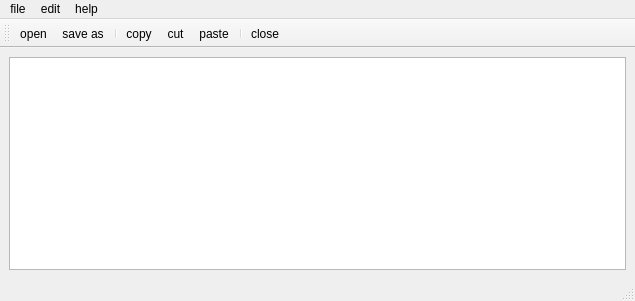
Qt form mainwindow.ui (anachuri/qTextEditor) before a commit.
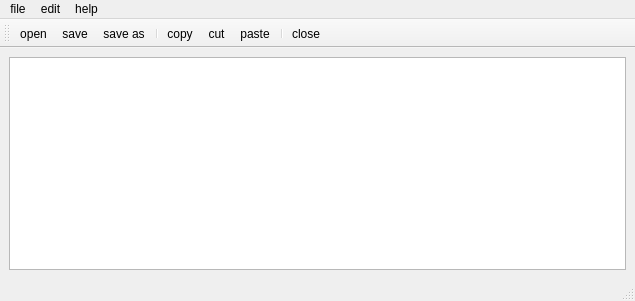
The same form after that commit. Icons and pictures are not drawn.

Patch:
```diff
--- a/mainwindow.ui
+++ b/mainwindow.ui
@@ -67,6 +67,7 @@
     <bool>false</bool>
    </attribute>
    <addaction name="actionOpen"/>
+   <addaction name="actionSave"/>
    <addaction name="actionSaveAs"/>
    <addaction name="separator"/>
    <addaction name="actionCopy"/>
@@ -152,6 +153,15 @@
     <string>about</string>
    </property>
   </action>
+  <action name="actionSave">
+   <property name="icon">
+    <iconset resource="icons.qrc">
+     <normaloff>:/save.png</normaloff>:/save.png</iconset>
+   </property>
+   <property name="text">
+    <string>save</string>
+   </property>
+  </action>
  </widget>
  <resources>
   <include location="icons.qrc"/>
```
Left out of the diff: 3 changed lines with no effect on the pictures.
